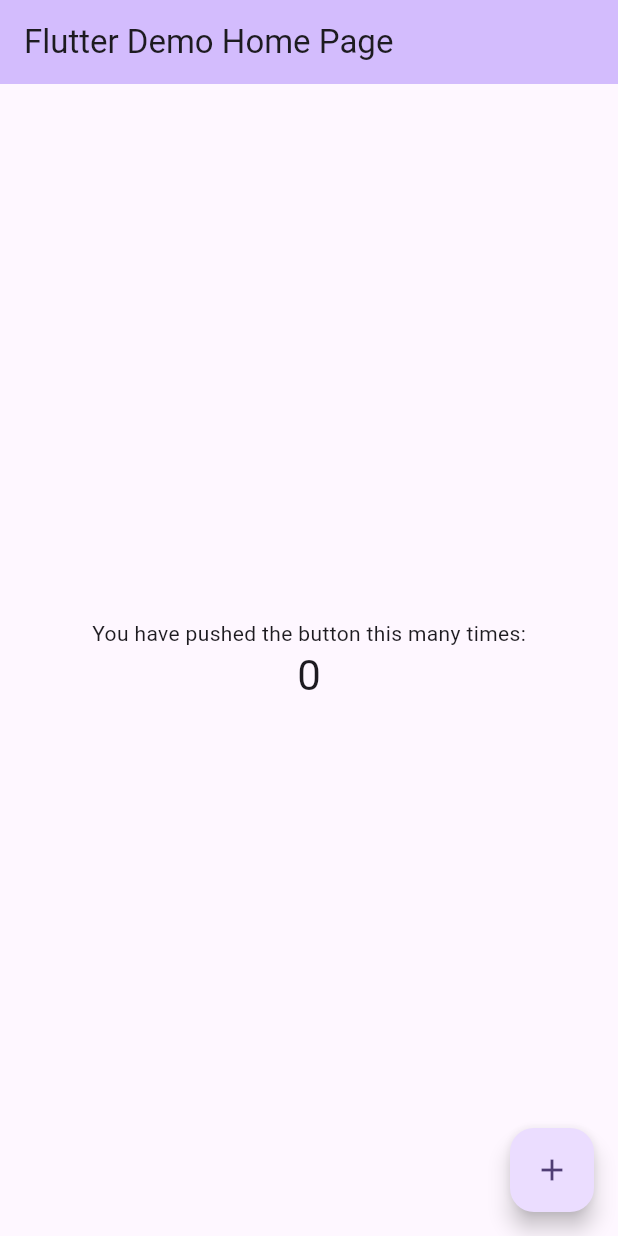
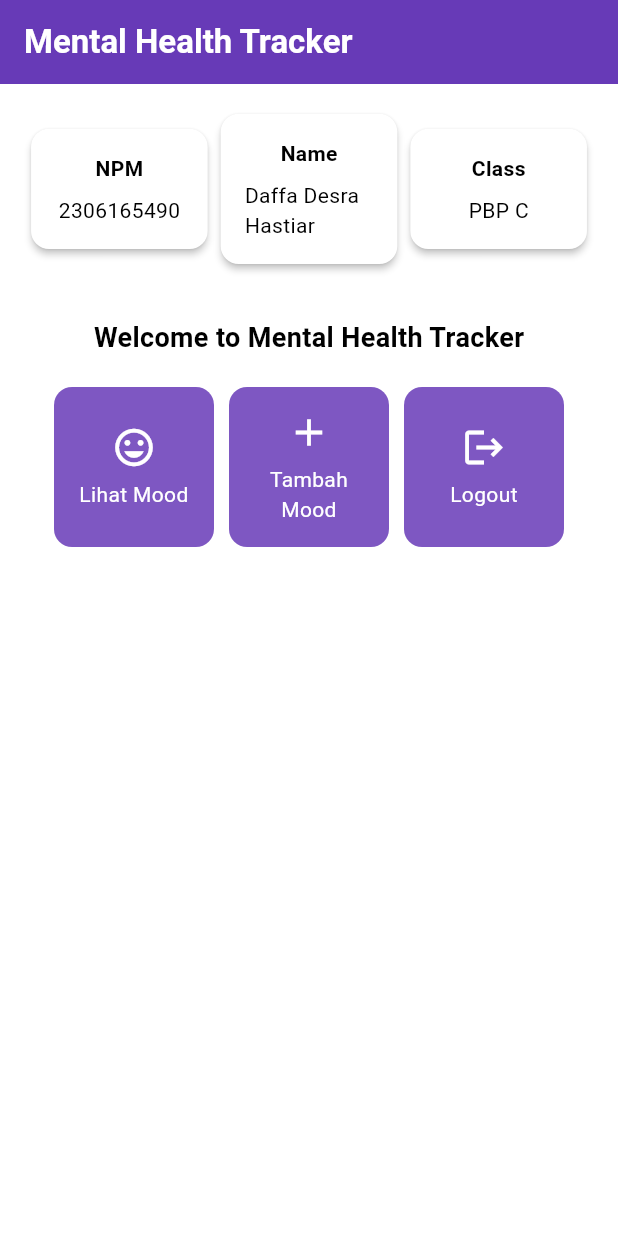
Before and after one commit to daffadesra/mental-health-tracker-mobile, a Flutter app: the screen it shows after launch, on a phone screen of 412 x 824 dp. Run offline on Flutter 3.47's test engine with Material 3 defaults, Android fonts, the phone set to English and light mode, and no system bars.

Commit message:
menyelesaikan tutorial 6

```diff
--- a/lib/main.dart
+++ b/lib/main.dart
@@ -1,4 +1,6 @@
 import 'package:flutter/material.dart';
+import 'package:mental_health_tracker/menu.dart';
+
 
 void main() {
   runApp(const MyApp());
@@ -28,98 +30,12 @@ class MyApp extends StatelessWidget {
         //
         // This works for code too, not just values: Most code changes can be
         // tested with just a hot reload.
-        colorScheme: ColorScheme.fromSeed(seedColor: Colors.deepPurple),
-        useMaterial3: true,
+        colorScheme: ColorScheme.fromSwatch(
+          primarySwatch: Colors.deepPurple,
+        ).copyWith(secondary: Colors.deepPurple[400]),        useMaterial3: true,
       ),
-      home: const MyHomePage(title: 'Flutter Demo Home Page'),
+      home: MyHomePage(),
+
     );
   }
 }
-
-class MyHomePage extends StatefulWidget {
-  const MyHomePage({super.key, required this.title});
-
-  // This widget is the home page of your application. It is stateful, meaning
-  // that it has a State object (defined below) that contains fields that affect
-  // how it looks.
-
-  // This class is the configuration for the state. It holds the values (in this
-  // case the title) provided by the parent (in this case the App widget) and
-  // used by the build method of the State. Fields in a Widget subclass are
-  // always marked "final".
-
-  final String title;
-
-  @override
-  State<MyHomePage> createState() => _MyHomePageState();
-}
-
-class _MyHomePageState extends State<MyHomePage> {
-  int _counter = 0;
-
-  void _incrementCounter() {
-    setState(() {
-      // This call to setState tells the Flutter framework that something has
-      // changed in this State, which causes it to rerun the build method below
-      // so that the display can reflect the updated values. If we changed
-      // _counter without calling setState(), then the build method would not be
-      // called again, and so nothing would appear to happen.
-      _counter++;
-    });
-  }
-
-  @override
-  Widget build(BuildContext context) {
-    // This method is rerun every time setState is called, for instance as done
-    // by the _incrementCounter method above.
-    //
-    // The Flutter framework has been optimized to make rerunning build methods
-    // fast, so that you can just rebuild anything that needs updating rather
-    // than having to individually change instances of widgets.
-    return Scaffold(
-      appBar: AppBar(
-        // TRY THIS: Try changing the color here to a specific color (to
-        // Colors.amber, perhaps?) and trigger a hot reload to see the AppBar
-        // change color while the other colors stay the same.
-        backgroundColor: Theme.of(context).colorScheme.inversePrimary,
-        // Here we take the value from the MyHomePage object that was created by
-        // the App.build method, and use it to set our appbar title.
-        title: Text(widget.title),
-      ),
-      body: Center(
-        // Center is a layout widget. It takes a single child and positions it
-        // in the middle of the parent.
-        child: Column(
-          // Column is also a layout widget. It takes a list of children and
-          // arranges them vertically. By default, it sizes itself to fit its
-          // children horizontally, and tries to be as tall as its parent.
-          //
-          // Column has various properties to control how it sizes itself and
-          // how it positions its children. Here we use mainAxisAlignment to
-          // center the children vertically; the main axis here is the vertical
-          // axis because Columns are vertical (the cross axis would be
-          // horizontal).
-          //
-          // TRY THIS: Invoke "debug painting" (choose the "Toggle Debug Paint"
-          // action in the IDE, or press "p" in the console), to see the
-          // wireframe for each widget.
-          mainAxisAlignment: MainAxisAlignment.center,
-          children: <Widget>[
-            const Text(
-              'You have pushed the button this many times:',
-            ),
-            Text(
-              '$_counter',
-              style: Theme.of(context).textTheme.headlineMedium,
-            ),
-          ],
-        ),
-      ),
-      floatingActionButton: FloatingActionButton(
-        onPressed: _incrementCounter,
-        tooltip: 'Increment',
-        child: const Icon(Icons.add),
-      ), // This trailing comma makes auto-formatting nicer for build methods.
-    );
-  }
-}
--- /dev/null
+++ b/lib/menu.dart
@@ -0,0 +1,187 @@
+import 'package:flutter/material.dart';
+
+class MyHomePage extends StatelessWidget {
+  MyHomePage({super.key});
+  final String npm = '2306165490'; // NPM
+  final String name = 'Daffa Desra Hastiar'; // Nama
+  final String className = 'PBP C'; // Kelas
+  final List<ItemHomepage> items = [
+    ItemHomepage("Lihat Mood", Icons.mood),
+    ItemHomepage("Tambah Mood", Icons.add),
+    ItemHomepage("Logout", Icons.logout),
+  ];
+
+  @override
+  @override
+  Widget build(BuildContext context) {
+    // Scaffold menyediakan struktur dasar halaman dengan AppBar dan body.
+    return Scaffold(
+      // AppBar adalah bagian atas halaman yang menampilkan judul.
+      appBar: AppBar(
+        // Judul aplikasi "Mental Health Tracker" dengan teks putih dan tebal.
+        title: const Text(
+          'Mental Health Tracker',
+          style: TextStyle(
+            color: Colors.white,
+            fontWeight: FontWeight.bold,
+          ),
+        ),
+        // Warna latar belakang AppBar diambil dari skema warna tema aplikasi.
+        backgroundColor: Theme.of(context).colorScheme.primary,
+      ),
+      // Body halaman dengan padding di sekelilingnya.
+      body: Padding(
+        padding: const EdgeInsets.all(16.0),
+        // Menyusun widget secara vertikal dalam sebuah kolom.
+        child: Column(
+          crossAxisAlignment: CrossAxisAlignment.center,
+          children: [
+            // Row untuk menampilkan 3 InfoCard secara horizontal.
+            Row(
+              mainAxisAlignment: MainAxisAlignment.spaceEvenly,
+              children: [
+                InfoCard(title: 'NPM', content: npm),
+                InfoCard(title: 'Name', content: name),
+                InfoCard(title: 'Class', content: className),
+              ],
+            ),
+
+            // Memberikan jarak vertikal 16 unit.
+            const SizedBox(height: 16.0),
+
+            // Menempatkan widget berikutnya di tengah halaman.
+            Center(
+              child: Column(
+                // Menyusun teks dan grid item secara vertikal.
+
+                children: [
+                  // Menampilkan teks sambutan dengan gaya tebal dan ukuran 18.
+                  const Padding(
+                    padding: EdgeInsets.only(top: 16.0),
+                    child: Text(
+                      'Welcome to Mental Health Tracker',
+                      style: TextStyle(
+                        fontWeight: FontWeight.bold,
+                        fontSize: 18.0,
+                      ),
+                    ),
+                  ),
+
+                  // Grid untuk menampilkan ItemCard dalam bentuk grid 3 kolom.
+                  GridView.count(
+                    primary: true,
+                    padding: const EdgeInsets.all(20),
+                    crossAxisSpacing: 10,
+                    mainAxisSpacing: 10,
+                    crossAxisCount: 3,
+                    // Agar grid menyesuaikan tinggi kontennya.
+                    shrinkWrap: true,
+
+                    // Menampilkan ItemCard untuk setiap item dalam list items.
+                    children: items.map((ItemHomepage item) {
+                      return ItemCard(item);
+                    }).toList(),
+                  ),
+                ],
+              ),
+            ),
+          ],
+        ),
+      ),
+    );
+  }
+}
+
+class InfoCard extends StatelessWidget {
+  // Kartu informasi yang menampilkan title dan content.
+
+  final String title;  // Judul kartu.
+  final String content;  // Isi kartu.
+
+  const InfoCard({super.key, required this.title, required this.content});
+
+  @override
+  Widget build(BuildContext context) {
+    return Card(
+      // Membuat kotak kartu dengan bayangan dibawahnya.
+      elevation: 2.0,
+      child: Container(
+        // Mengatur ukuran dan jarak di dalam kartu.
+        width: MediaQuery.of(context).size.width / 3.5, // menyesuaikan dengan lebar device yang digunakan.
+        padding: const EdgeInsets.all(16.0),
+        // Menyusun title dan content secara vertikal.
+        child: Column(
+          children: [
+            Text(
+              title,
+              style: const TextStyle(fontWeight: FontWeight.bold),
+            ),
+            const SizedBox(height: 8.0),
+            Text(content),
+          ],
+        ),
+      ),
+    );
+  }
+}
+
+class ItemHomepage {
+  final String name;
+  final IconData icon;
+
+  ItemHomepage(this.name, this.icon);
+}
+
+class ItemCard extends StatelessWidget {
+  // Menampilkan kartu dengan ikon dan nama.
+
+  final ItemHomepage item;
+
+  const ItemCard(this.item, {super.key});
+
+  @override
+  Widget build(BuildContext context) {
+    return Material(
+      // Menentukan warna latar belakang dari tema aplikasi.
+      color: Theme.of(context).colorScheme.secondary,
+      // Membuat sudut kartu melengkung.
+      borderRadius: BorderRadius.circular(12),
+
+      child: InkWell(
+        // Aksi ketika kartu ditekan.
+        onTap: () {
+          // Menampilkan pesan SnackBar saat kartu ditekan.
+          ScaffoldMessenger.of(context)
+            ..hideCurrentSnackBar()
+            ..showSnackBar(
+                SnackBar(content: Text("Kamu telah menekan tombol ${item.name}!"))
+            );
+        },
+        // Container untuk menyimpan Icon dan Text
+        child: Container(
+          padding: const EdgeInsets.all(8),
+          child: Center(
+            child: Column(
+              // Menyusun ikon dan teks di tengah kartu.
+              mainAxisAlignment: MainAxisAlignment.center,
+              children: [
+                Icon(
+                  item.icon,
+                  color: Colors.white,
+                  size: 30.0,
+                ),
+                const Padding(padding: EdgeInsets.all(3)),
+                Text(
+                  item.name,
+                  textAlign: TextAlign.center,
+                  style: const TextStyle(color: Colors.white),
+                ),
+              ],
+            ),
+          ),
+        ),
+      ),
+    );
+  }
+
+}
```
